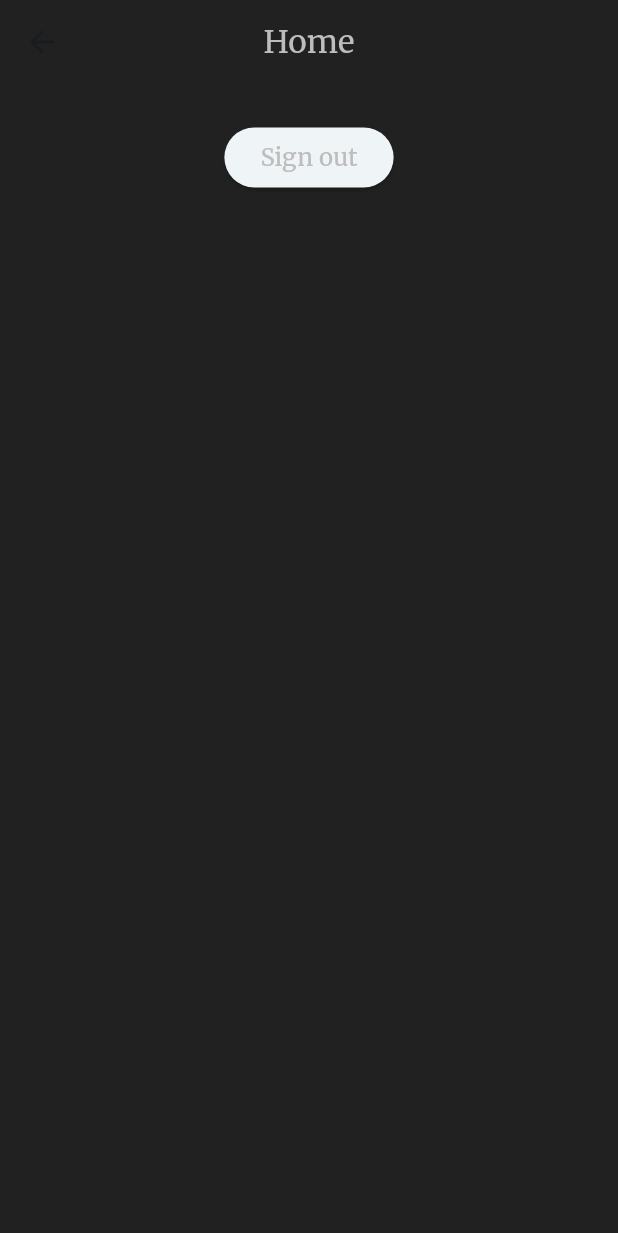
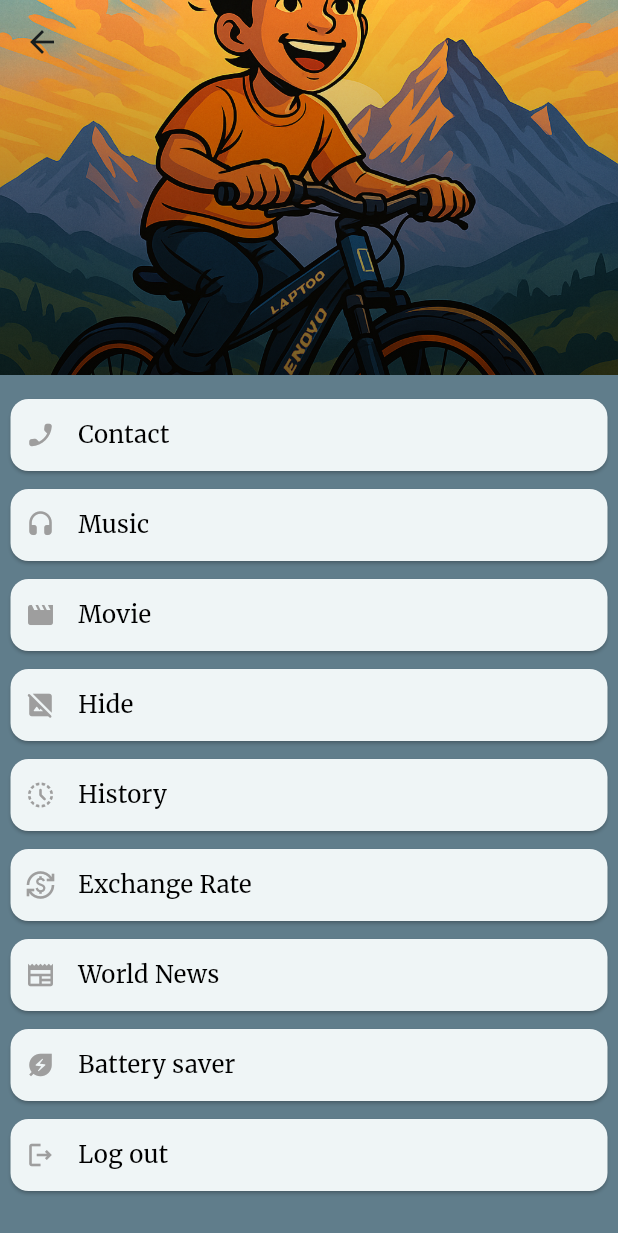
Before and after one commit to David-999-david/Man-app, a Flutter app: the UserProfile screen opened directly, on a phone screen of 412 x 824 dp. Shown: the top 1233 px of the screen. Run offline on Flutter 3.47's test engine with Material 3 defaults, Android fonts, the phone set to English and light mode, and no system bars; our stand-ins replace dio, email_validator, flutter_secure_storage, flutter_spinkit, google_fonts, jwt_decoder and 3 more; accounts and stored records are empty; network calls fail.

Commit message:
fix bug when search bar of text is delete, the next and previous is not show , and added ui in user profile with silver customscrollview , and added features about create new todo

```diff
--- a/lib/common/constant/api_url.dart
+++ b/lib/common/constant/api_url.dart
@@ -1,7 +1,7 @@
 class ApiUrl {
-  static const baseUrl = 'http://10.0.2.2:3000/api/';
+  // static const baseUrl = 'http://10.0.2.2:3000/api/';
 
-  // static const baseUrl = 'http://127.0.0.1:3000/api/';
+  static const baseUrl = 'http://127.0.0.1:3000/api/';
 
   // static const baseUrl = 'http://192.168.1.42:3000/api/';
 
--- a/lib/presentation/userProfile/user_profile.dart
+++ b/lib/presentation/userProfile/user_profile.dart
@@ -1,8 +1,8 @@
 import 'package:flutter/material.dart';
 import 'package:provider/provider.dart';
 import 'package:user_auth/core/theme/app_text_style.dart';
+import 'package:user_auth/presentation/userProfile/notifier/user_notifier.dart';
 import 'package:user_auth/presentation/widgets/loading_show.dart';
-import 'package:user_auth/presentation/userProfile/notifier/user_notifier.dart';
 
 class UserProfile extends StatelessWidget {
   const UserProfile({super.key});
@@ -11,49 +11,107 @@ class UserProfile extends StatelessWidget {
   Widget build(BuildContext context) {
     return ChangeNotifierProvider(
       create: (context) => UserNotifier()..getUserProfile(),
-      child: Scaffold(
-          appBar: AppBar(
+      child: Consumer<UserNotifier>(
+        builder: (context, notifier, child) {
+          return Scaffold(
+            backgroundColor: Colors.blueGrey,
+            body: notifier.isLoading
+                ? LoadingShow()
+                : CustomScrollView(
+                    slivers: [
+                      SliverAppBar(
+                        pinned: true,
+                        // floating: true,
+                        // snap: true,
+                        expandedHeight: 250,
+                        // shape: RoundedRectangleBorder(
+                        //     borderRadius: BorderRadius.circular(8)),
+                        flexibleSpace: FlexibleSpaceBar(
                             title: Text(
-              'Home',
-              style: 21.sp(color: Color(0xFFBDBDBD)),
+                              textAlign: TextAlign.center,
+                              notifier.user!.name.toString(),
+                              style: 20.sp(color: Colors.white),
                             ),
-            centerTitle: true,
+                            titlePadding: EdgeInsets.only(left: 20, bottom: 10),
+                            background: Stack(
+                              fit: StackFit.expand,
+                              children: [
+                                Image.asset(
+                                  'assets/images/user.png',
+                                  fit: BoxFit.cover,
                                 ),
-          body: Consumer<UserNotifier>(
-            builder: (context, provider, child) {
-              if (provider.isLoading) {
-                return LoadingShow();
-              }
-              if (provider.user == null) {
-                return Center(
-                  child: Text('Failed to load user,please log in again'),
+                                DecoratedBox(
+                                    decoration: BoxDecoration(
+                                        gradient: LinearGradient(
+                                            colors: [
+                                      Colors.transparent,
+                                      Colors.black54,
+                                    ],
+                                            begin: Alignment.topCenter,
+                                            end: Alignment.bottomCenter)))
+                              ],
+                            )),
+                      ),
+                      SliverPadding(
+                        padding: EdgeInsets.symmetric(vertical: 10),
+                        sliver: SliverList(
+                            delegate: SliverChildListDelegate([
+                          _userSettings(
+                              Icons.phone_enabled_rounded, 'Contact', () {}),
+                          _userSettings(Icons.headset_rounded, 'Music', () {}),
+                          _userSettings(Icons.movie, 'Movie', () {}),
+                          _userSettings(
+                              Icons.hide_image_rounded, 'Hide', () {}),
+                          _userSettings(Icons.history_toggle_off_rounded,
+                              'History', () {}),
+                          _userSettings(
+                              Icons.currency_exchange, 'Exchange Rate', () {}),
+                          _userSettings(Icons.newspaper, 'World News', () {}),
+                          _userSettings(Icons.energy_savings_leaf,
+                              'Battery saver', () {}),
+                          _userSettings(
+                              Icons.logout_outlined, 'Log out', () {}),
+                        ])),
+                      )
+                    ],
+                  ),
+          );
+        },
+      ),
     );
   }
-              return Center(
-                child: Container(
-                  decoration: BoxDecoration(color: Color(0xFF212121)),
-                  child: Column(
+}
+
+Widget _userSettings(IconData icon, String label, void Function() onTap) {
+  return Container(
+    width: double.infinity,
+    padding: EdgeInsets.symmetric(horizontal: 3, vertical: 2),
+    height: 60,
+    child: InkWell(
+      onTap: () {
+        onTap;
+      },
+      child: Card(
+        child: Padding(
+          padding: const EdgeInsets.only(left: 10),
+          child: Row(
             children: [
+              Icon(
+                icon,
+                size: 20,
+                color: Colors.grey,
+              ),
+              SizedBox(
+                width: 15,
+              ),
               Text(
-                        provider.user!.name,
-                        style: 17.sp(color: Colors.white),
+                label,
+                style: 16.sp(),
               ),
-                      // Text(provider.user!.email),
-                      // Text(provider.user!.createdAt.toIso8601String()),
-                      ElevatedButton(
-                          onPressed: () {
-                            provider.signOut();
-                          },
-                          child: Text(
-                            'Sign out',
-                            style: 16.sp(color: Color(0xFFBDBDBD)),
-                          ))
             ],
           ),
         ),
-              );
-            },
-          )),
+      ),
+    ),
   );
 }
-}
--- a/pubspec.yaml
+++ b/pubspec.yaml
@@ -72,6 +72,7 @@ flutter:
   # To add assets to your application, add an assets section, like this:
   assets:
     - assets/images/DV.png
+    - assets/images/user.png
 
   # An image asset can refer to one or more resolution-specific "variants", see
   # https://flutter.dev/to/resolution-aware-images
```
Also changed, not shown: lib/data/model/todo/todo_model.dart (+5 -6 lines), lib/presentation/home/home_screen.dart (+23 -2 lines), lib/presentation/home/notifier/home_notifier.dart (+33 -0 lines), lib/presentation/home/widgets/addtodo.dart (added, +98 -0 lines), assets/images/user.png (added). Lines whose indentation alone changed are shown as unchanged.
